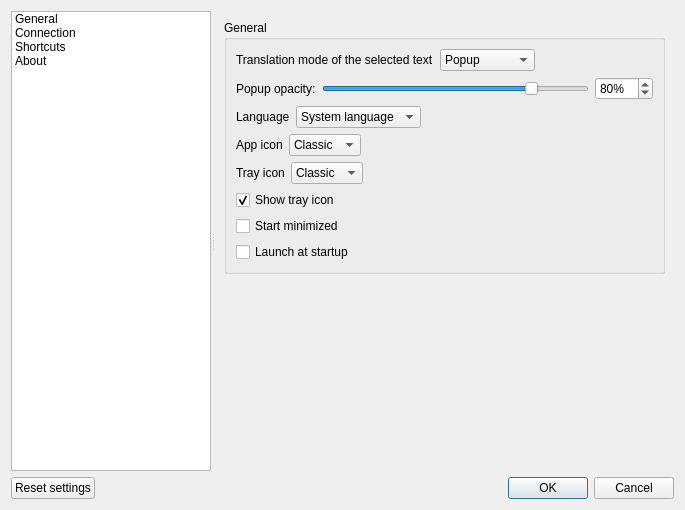
First picture: the form in src/settingsdialog.ui, repository crow-translate/crow-translate, before the edit.
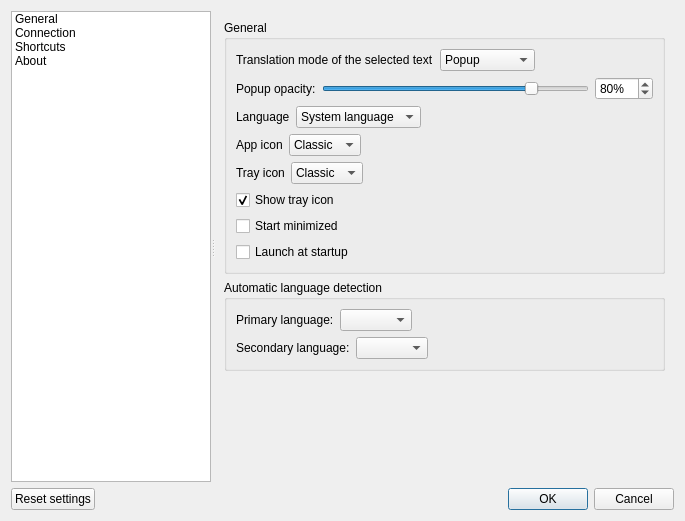
Second picture: the form after the edit. Icons and pictures are not drawn.

Commit message: Add the preferred languages feature and refactor code, closes #8

What changed in the file:
```diff
--- a/src/settingsdialog.ui
+++ b/src/settingsdialog.ui
@@ -7,7 +7,7 @@
     <x>0</x>
     <y>0</y>
     <width>685</width>
-    <height>510</height>
+    <height>521</height>
    </rect>
   </property>
   <property name="windowTitle">
@@ -387,6 +387,69 @@
           </layout>
          </widget>
         </item>
+        <item>
+         <widget class="QGroupBox" name="languageDetectionGroupBox">
+          <property name="title">
+           <string>Automatic language detection</string>
+          </property>
+          <layout class="QVBoxLayout" name="verticalLayout_8">
+           <item>
+            <layout class="QHBoxLayout" name="primaryLanguageLayout">
+             <item>
+              <widget class="QLabel" name="primaryLanguageLabel">
+               <property name="text">
+                <string>Primary language:</string>
+               </property>
+              </widget>
+             </item>
+             <item>
+              <widget class="QComboBox" name="primaryLanguageComboBox"/>
+             </item>
+             <item>
+              <spacer name="primaryLanguageSpacer">
+               <property name="orientation">
+                <enum>Qt::Horizontal</enum>
+               </property>
+               <property name="sizeHint" stdset="0">
+                <size>
+                 <width>40</width>
+                 <height>20</height>
+                </size>
+               </property>
+              </spacer>
+             </item>
+            </layout>
+           </item>
+           <item>
+            <layout class="QHBoxLayout" name="secondaryLanguageLayout">
+             <item>
+              <widget class="QLabel" name="secondaryLanguageLabel">
+               <property name="text">
+                <string>Secondary language:</string>
+               </property>
+              </widget>
+             </item>
+             <item>
+              <widget class="QComboBox" name="secondaryLanguageComboBox"/>
+             </item>
+             <item>
+              <spacer name="secondaryLanguageSpacer">
+               <property name="orientation">
+                <enum>Qt::Horizontal</enum>
+               </property>
+               <property name="sizeHint" stdset="0">
+                <size>
+                 <width>40</width>
+                 <height>20</height>
+                </size>
+               </property>
+              </spacer>
+             </item>
+            </layout>
+           </item>
+          </layout>
+         </widget>
+        </item>
         <item>
          <spacer name="generalSpacer">
           <property name="orientation">
```
Left out of the diff: 2 changed lines with no effect on the pictures. The commit also changes 4 other files.
